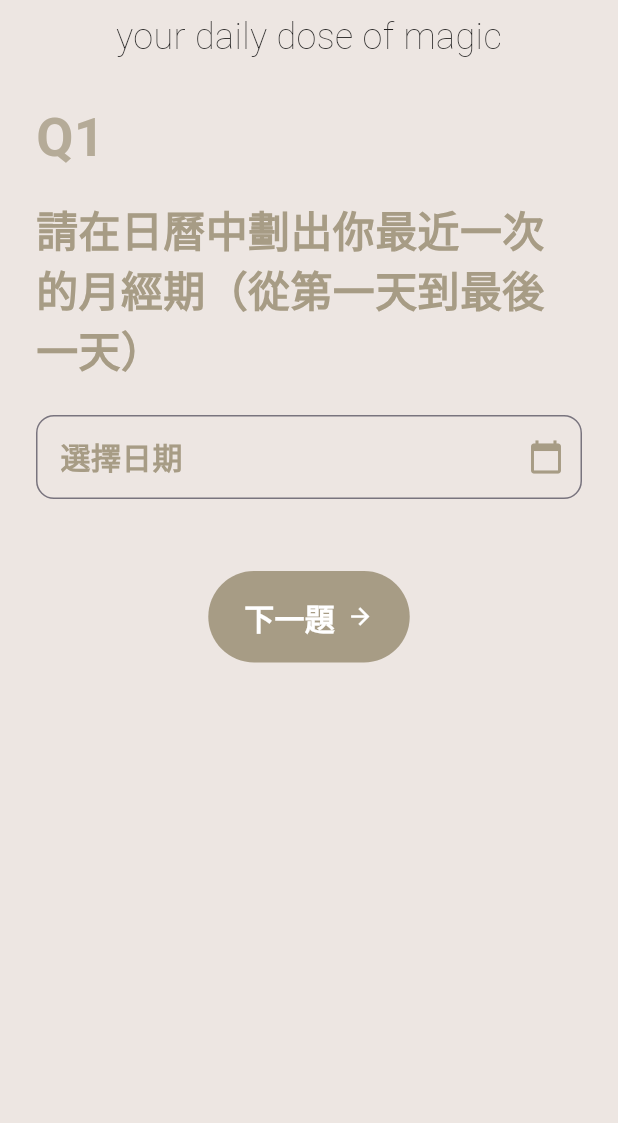
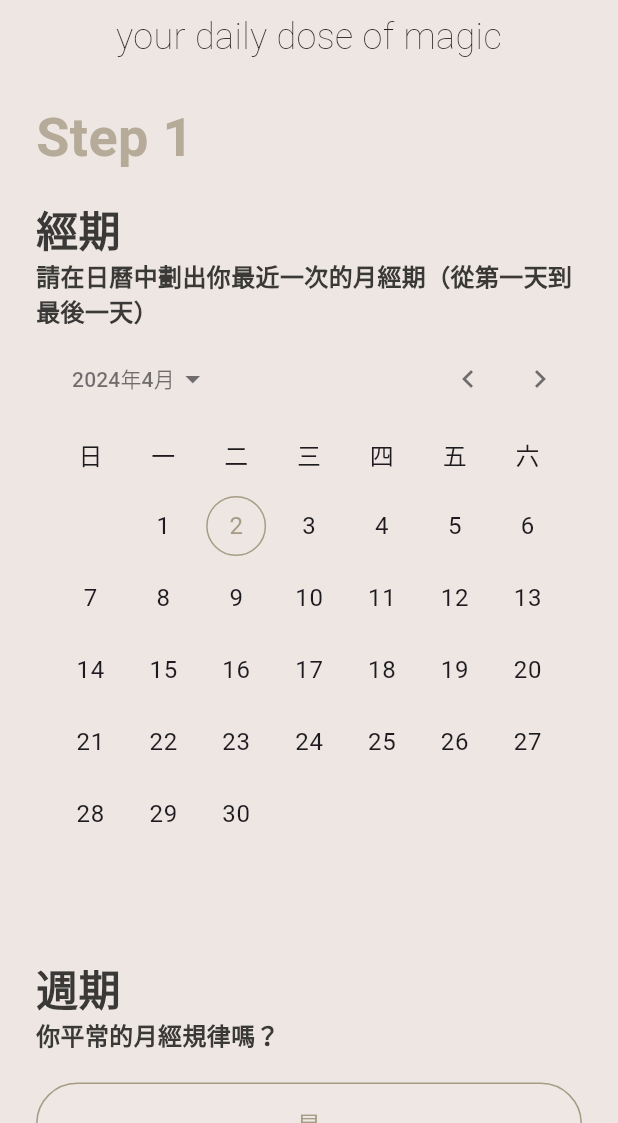
Before and after one commit to samuelchanx/lixi-app, a Flutter app: the QuestionnairePage screen opened by its route, on a phone screen of 412 x 824 dp, the part 113-1236 px from its top. Run offline on Flutter 3.47's test engine with Material 3 defaults, Android fonts, the phone set to English and light mode, and no system bars; our stand-ins replace animate_do, csv, dartx, flutter_hooks, freezed_annotation, gap and 4 more; accounts and stored records are empty.

Commit message:
feat: update the question flow to support multiple questions in one page

```diff
--- a/lib/database.dart
+++ b/lib/database.dart
@@ -64,7 +64,7 @@ const databaseV2Json = [
     "optionAdditionalStep": "",
     "isMultipleChoice": "",
     "group": 0,
-    "expectedAnsFormat": "options",
+    "expectedAnsFormat": "numberText",
     "isOptional": "",
     "logicReference":
         "正常,5-7 days\n月經過短,<5 days\n月經延長,8 days-13 days\n崩漏,>14 days",
--- a/lib/main.dart
+++ b/lib/main.dart
@@ -1,5 +1,6 @@
 import 'package:flutter/material.dart';
 import 'package:flutter_hooks/flutter_hooks.dart';
+import 'package:flutter_localizations/flutter_localizations.dart';
 import 'package:flutter_web_plugins/url_strategy.dart';
 import 'package:hooks_riverpod/hooks_riverpod.dart';
 import 'package:lixi/provider/shared_pref_provider.dart';
@@ -39,6 +40,10 @@ class MyHealthcareApp extends HookWidget {
     return MaterialApp(
       title: 'Healthcare Questionnaire',
       theme: appTheme,
+      localizationsDelegates: GlobalMaterialLocalizations.delegates,
+      supportedLocales: const [
+        Locale('zh', 'HK'),
+      ],
       routes: {
         '/': (context) => const LandingPage(),
         '/questionnaire': (context) => const QuestionnairePage(),
--- a/lib/models/question_model_controller.dart
+++ b/lib/models/question_model_controller.dart
@@ -23,12 +23,16 @@ class QuestionControllerV2 {
 
   List<QuestionModelV2> questions;
   Map<int, UserAnswer> userAnswers = {
-    0: UserAnswer(date: DateTime(2024, 3, 19)),
-    1: UserAnswer(date: DateTime(2024, 1, 19)),
+    0: UserAnswer(
+      dateRange: [
+        DateTime(2024, 3, 19),
+        DateTime(2024, 3, 23),
+      ],
+    ),
     // often
-    2: const UserAnswer(selectedOptionIndex: [0]),
-    // 最近一次月經來幾天？（經期）, short
-    3: const UserAnswer(selectedOptionIndex: [1]),
+    1: const UserAnswer(selectedOptionIndex: [0]),
+    // 最近一次月經來幾天？（經期）
+    2: const UserAnswer(text: '28'),
     // 經量：月經期最多的一天日用衛生巾（23cm）的使用量, too much
     4: const UserAnswer(selectedOptionIndex: [2]),
     // lightDark
@@ -71,7 +75,7 @@ class QuestionControllerV2 {
   }
 
   int saveAndGetNextQuestion(
-    int currentIndex,
+    int currentStep,
     Map<int, UserAnswer> latestAnswers,
   ) {
     userAnswers = {
@@ -88,15 +92,15 @@ class QuestionControllerV2 {
       diagnosedIssueSaveKey,
       jsonEncode(diagnosedIssue),
     );
-    log.info('Current index: $currentIndex, User answers: $latestAnswers');
-    if (currentIndex == questions.length - 1) {
+    log.info('Current index: $currentStep, User answers: $latestAnswers');
+    if (currentStep == questions.length - 1) {
       log.info('Ending questionnaire');
       return -1;
     }
-    final currentAnswer = userAnswers[currentIndex];
-    final nextQuestion = questions[currentIndex + 1];
+    final currentAnswer = userAnswers[currentStep];
+    final nextQuestion = questions[currentStep + 1];
     if (nextQuestion.isOptional) {
-      switch (currentIndex + 1) {
+      switch (currentStep + 1) {
         case 2:
           if (_diagnoseIsNormalPeriodStep1()) {
             return 3;
@@ -131,11 +135,11 @@ class QuestionControllerV2 {
     if (nextQuestion.optionAdditionalStep ==
         OptionAdditionalStep.filteringByLastAnsIndex) {
       // Process for additional answer
-      _processLastAnsFilterOptions(currentAnswer!, currentIndex + 1);
-      return currentIndex + 1;
+      _processLastAnsFilterOptions(currentAnswer!, currentStep + 1);
+      return currentStep + 1;
     }
 
-    return currentIndex + 1;
+    return currentStep + 1;
   }
 
   void _diagnoseForPainImprovement() {
--- a/lib/models/question_model_v2.dart
+++ b/lib/models/question_model_v2.dart
@@ -19,11 +19,7 @@ List<QuestionModelV2> parseDatabaseV2(List<Map<String, dynamic>> data) {
                 ? OptionAdditionalStep.filteringByLastAnsIndex
                 : null,
         isMultipleChoice: e['isMultipleChoice'] == 'TRUE',
-        expectedAnsFormat: e['expectedAnsFormat'] == 'bool'
-            ? AnswerFormat.bool
-            : e['expectedAnsFormat'] == 'date'
-                ? AnswerFormat.date
-                : AnswerFormat.options,
+        expectedAnsFormat: AnswerFormat.values.byName(e['expectedAnsFormat']),
         canSkipChoice: e['canSkipChoice'] == 'TRUE',
         isOptional: e['isOptional'] == 'TRUE',
         logicReference: e['logicReference'],
@@ -68,6 +64,7 @@ class UserAnswer with _$UserAnswer {
   const factory UserAnswer({
     @Default([]) List<int> selectedOptionIndex,
     DateTime? date,
+    List<DateTime>? dateRange,
     String? text,
   }) = _UserAnswer;
 
@@ -106,6 +103,7 @@ enum AnswerFormat {
   // Deprecated
   bool,
   date,
+  numberText,
   options,
 }
 
--- /dev/null
+++ b/lib/ui/features/questionnaire/one_question_widgets.dart
@@ -0,0 +1,146 @@
+import 'package:calendar_date_picker2/calendar_date_picker2.dart';
+import 'package:dartx/dartx.dart';
+import 'package:flutter/material.dart';
+import 'package:flutter/services.dart';
+import 'package:flutter_hooks/flutter_hooks.dart';
+import 'package:gap/gap.dart';
+import 'package:lixi/models/question_model_v2.dart';
+import 'package:lixi/ui/theme/colors.dart';
+import 'package:lixi/ui/theme/theme_data.dart';
+import 'package:lixi/utils/iterable_utils.dart';
+
+class OneQuestionWidgets extends StatelessWidget {
+  const OneQuestionWidgets({
+    super.key,
+    required this.question,
+    required this.dateRange,
+    required this.textController,
+    required this.selectedOptionIndexNotifier,
+    required this.onChanged,
+    required this.questionIndex,
+  });
+
+  final int questionIndex;
+  final ValueNotifier<List<DateTime?>> dateRange;
+  final Function() onChanged;
+  final QuestionModelV2 question;
+  final ValueNotifier<Map<int, List<int>>> selectedOptionIndexNotifier;
+  final TextEditingController textController;
+
+  @override
+  Widget build(BuildContext context) {
+    if (question.expectedAnsFormat == AnswerFormat.date) {
+      return CalendarDatePicker2(
+        config: CalendarDatePicker2Config(
+          calendarType: CalendarDatePicker2Type.range,
+        ),
+        value: dateRange.value,
+        onValueChanged: (dates) {
+          dateRange.value = dates;
+          onChanged();
+        },
+      );
+    }
+    if (question.expectedAnsFormat == AnswerFormat.numberText) {
+      return TextFormField(
+        controller: textController,
+        onChanged: (text) {
+          onChanged();
+        },
+        decoration: const InputDecoration(
+          labelText: '請輸入數字',
+        ),
+        inputFormatters: [
+          FilteringTextInputFormatter.allow(
+            RegExp(r'^[1-9][0-9]*'),
+          ),
+        ],
+        keyboardType: TextInputType.number,
+      );
+    }
+    if (question.expectedAnsFormat == AnswerFormat.options) {
+      final options = question.options;
+      return HookBuilder(
+        builder: (context) {
+          final optionsAnsMap = useValueListenable(selectedOptionIndexNotifier);
+          return ListView(
+            shrinkWrap: true,
+            physics: const NeverScrollableScrollPhysics(),
+            children: options.mapIndexed(
+              (index, option) {
+                final selected =
+                    optionsAnsMap[questionIndex]?.contains(index) ?? false;
+                Color? color;
+                String? transformedText;
+                if (question.optionAdditionalStep ==
+                    OptionAdditionalStep.colorParser) {
+                  color = colorfromDex(
+                    'FF${option.split('(').last.split(')').first.replaceAll('#', '')}',
+                  );
+                  transformedText = option.split('(').first;
+                }
+                return Padding(
+                  padding: const EdgeInsets.symmetric(
+                    vertical: 12.0,
+                  ),
+                  child: ElevatedButton(
+                    onPressed: () {
+                      selectedOptionIndexNotifier.value = {
+                        ...optionsAnsMap,
+                        questionIndex: <int>[
+                          if (question.isMultipleChoice)
+                            ...optionsAnsMap[questionIndex] ?? [],
+                        ].toggle(index),
+                      };
+                      onChanged();
+                    },
+                    style: ElevatedButton.styleFrom(
+                      backgroundColor:
+                          selected ? highlightColor : Colors.transparent,
+                      padding: const EdgeInsets.symmetric(
+                        horizontal: 12.0,
+                        vertical: 8,
+                      ),
+                      shadowColor: Colors.transparent,
+                      side: BorderSide(
+                        color: highlightColor,
+                        width: 1,
+                      ),
+                      shape: const StadiumBorder(),
+                      surfaceTintColor: Colors.white,
+                    ),
+                    child: Padding(
+                      padding: const EdgeInsets.all(8.0),
+                      child: Row(
+                        mainAxisAlignment: MainAxisAlignment.center,
+                        children: [
+                          Text(
+                            transformedText ?? option,
+                            style: TextStyle(
+                              fontSize: 16,
+                              color: selected ? Colors.white : highlightColor,
+                            ),
+                          ),
+                          if (color != null) ...[
+                            const Gap(16),
+                            Container(
+                              color: color,
+                              width: 24,
+                              height: 12,
+                            ),
+                          ],
+                        ],
+                      ),
+                    ),
+                  ),
+                );
+              },
+            ).toList(),
+          );
+        },
+      );
+    }
+
+    return const Text('Unknown format');
+  }
+}
--- a/lib/ui/features/questionnaire/questionnaire_page.dart
+++ b/lib/ui/features/questionnaire/questionnaire_page.dart
@@ -7,13 +7,12 @@ import 'package:hooks_riverpod/hooks_riverpod.dart';
 import 'package:lixi/models/question_model_controller.dart';
 import 'package:lixi/models/question_model_v2.dart';
 import 'package:lixi/provider/question_provider.dart';
+import 'package:lixi/ui/features/questionnaire/one_question_widgets.dart';
 import 'package:lixi/ui/theme/colors.dart';
 import 'package:lixi/ui/theme/styles.dart';
-import 'package:lixi/ui/theme/theme_data.dart';
 import 'package:lixi/ui/widgets/lixi_logo.dart';
 import 'package:lixi/ui/widgets/lixi_slogan.dart';
-import 'package:lixi/utils/date_formatter.dart';
-import 'package:lixi/utils/iterable_utils.dart';
+import 'package:lixi/utils/logger.dart';
 
 class QuestionnairePage extends HookConsumerWidget {
   const QuestionnairePage({super.key});
@@ -54,17 +53,19 @@ class Questionnaire extends HookConsumerWidget {
   @override
   Widget build(BuildContext context, WidgetRef ref) {
     final currentPage = useState(0);
-    final currentQuestionIndex = useState(0);
+    final currentStep = useState(0);
     final isDebugMode = useState(kDebugMode);
 
     // question index: answer index (1 for yes, 0 for no for yes/no question options)
     final answers = useState<Map<int, UserAnswer>>({});
-    final selectedOptionIndexNotifier = useState<List<int>>([]);
+    final selectedOptionIndexNotifier = useState<Map<int, List<int>>>({});
 
-    final dateTextController = useTextEditingController();
+    final textController = useTextEditingController();
     final controller = useMemoized(
       () => QuestionControllerV2(questions: questions, ref: ref),
     );
+
+    final dateRange = useState<List<DateTime?>>([]);
 
     // useEffect(() {
     //   controller.diagnose();
@@ -79,65 +80,65 @@ class Questionnaire extends HookConsumerWidget {
     //   return null;
     // });
 
-    final currentQuesIndex = currentQuestionIndex.value;
-    final question = questions[currentQuesIndex];
-    final options = question.options;
+    final currentStepValue = currentStep.value;
+    final currentQuestions = questions
+        .where((element) => element.group == currentStepValue)
+        .toList();
+    // final question = currentQuestions.first;
 
     bool isValidated() {
+      return currentQuestions.every((question) {
+        final userAnswer = answers.value[questions.indexOf(question)];
         switch (question.expectedAnsFormat) {
           case AnswerFormat.bool:
             return true;
           case AnswerFormat.date:
-          return dateTextController.text.isNotEmpty;
+            return userAnswer?.dateRange?.length == 2;
+          case AnswerFormat.numberText:
+            return textController.text.isNotEmpty &&
+                int.tryParse(textController.text) != null;
           case AnswerFormat.options:
-          return selectedOptionIndexNotifier.value.isNotEmpty ||
+            return (userAnswer?.selectedOptionIndex.isNotEmpty ?? false) ||
                 question.canSkipChoice;
         }
+      });
     }
 
     void resetPage() {
       currentPage.value++;
-      dateTextController.text = '';
-      selectedOptionIndexNotifier.value = [];
+      textController.text = '';
+      dateRange.value = [];
     }
 
-    void nextQuestion(List<int> answerIndex, [int? forceNextQuestionIndex]) {
+    void nextQuestion([int? forceNextQuestionIndex]) {
       if (!isValidated() && forceNextQuestionIndex == null) {
         ScaffoldMessenger.of(context).showSnackBar(
           const SnackBar(
-            content: Text('Please answer the question'),
+            content: Text('請回答完所有問題再繼續'),
           ),
         );
         return;
       }
-      answers.value[currentQuestionIndex.value] = UserAnswer(
-        selectedOptionIndex: answerIndex,
-        date: dateTextController.text.isNotEmpty
-            ? dateTextController.text.toDateTime()
-            : null,
-      );
       if (forceNextQuestionIndex != null) {
         if (forceNextQuestionIndex == -1) {
           goToResult(context);
         } else {
-          currentQuestionIndex.value = forceNextQuestionIndex;
+          currentStep.value = forceNextQuestionIndex;
           resetPage();
         }
         return;
       }
       final nextQuestionIndex = controller.saveAndGetNextQuestion(
-        currentQuestionIndex.value,
+        currentStep.value,
         answers.value,
       );
       if (nextQuestionIndex == -1) {
         goToResult(context);
         return;
       }
-      currentQuestionIndex.value = nextQuestionIndex;
+      currentStep.value = nextQuestionIndex;
       resetPage();
     }
-
-    final questionNumberInList = questions.indexOf(question);
 
     return SingleChildScrollView(
       physics: const BouncingScrollPhysics(),
@@ -158,7 +159,7 @@ class Questionnaire extends HookConsumerWidget {
             Align(
               alignment: Alignment.topLeft,
               child: Text(
-                'Q${currentPage.value + 1}',
+                'Step ${currentPage.value + 1}',
                 style: TextStyle(
                   fontSize: 36.0,
                   fontWeight: FontWeight.bold,
@@ -167,143 +168,68 @@ class Questionnaire extends HookConsumerWidget {
               ),
             ),
             const Gap(16),
+            Column(
+              children: [
+                ...currentQuestions.map(
+                  (question) {
+                    final questionIndexInList = questions.indexOf(question);
+                    return [
+                      if (question.title != null)
+                        Align(
+                          alignment: Alignment.topLeft,
+                          child: Text(
+                            question.title!,
+                            style: TextStyle(
+                              fontSize: 28.0,
+                              fontWeight: FontWeight.w600,
+                              color: normalColor,
+                            ),
+                          ),
+                        ),
                       Align(
                         alignment: Alignment.topLeft,
                         child: Text(
                           question.questionText,
                           style: TextStyle(
-                  fontSize: 28.0,
+                            fontSize: 16,
                             fontWeight: FontWeight.w600,
-                  color: highlightColor,
+                            color: normalColor,
                           ),
                         ),
                       ),
-            const Gap(24),
-            if (question.expectedAnsFormat == AnswerFormat.date) ...[
-              TextFormField(
-                decoration: InputDecoration(
-                  labelText: '選擇日期',
-                  labelStyle: TextStyle(
-                    color: highlightColor,
-                    fontSize: 20,
-                    fontWeight: FontWeight.bold,
-                  ),
-                  suffixIcon: Icon(
-                    Icons.calendar_today,
-                    color: highlightColor,
-                  ),
-                  border: OutlineInputBorder(
-                    borderSide: BorderSide(
-                      color: highlightColor,
-                      width: 2,
-                    ),
-                    borderRadius: BorderRadius.circular(12),
-                  ),
-                ),
-                controller: dateTextController,
-                readOnly: true,
-                onTap: () async {
-                  final now = DateTime.now();
-                  final results = await showDatePicker(
-                    context: context,
-                    initialDate: now,
-                    firstDate: now.subtract(const Duration(days: 365 * 20)),
-                    lastDate: DateTime.now(),
+                      const Gap(8),
+                      OneQuestionWidgets(
+                        question: question,
+                        dateRange: dateRange,
+                        textController: textController,
+                        questionIndex: questionIndexInList,
+                        selectedOptionIndexNotifier:
+                            selectedOptionIndexNotifier,
+                        onChanged: () {
+                          answers.value[questionIndexInList] = UserAnswer(
+                            selectedOptionIndex: selectedOptionIndexNotifier
+                                    .value[questionIndexInList] ??
+                                [],
+                            dateRange: dateRange.value.whereNotNull().toList(),
+                            text: textController.text,
                           );
-                  if (results == null) return;
-                  dateTextController.text = results.yearMonthDay;
+                          log.info(
+                            'onChanged called: $questionIndexInList ${answers.value[questionIndexInList]?.toJson()}',
+                          );
                         },
                       ),
                       const Gap(24),
+                    ];
+                  },
+                ).flatten(),
               ],
-            if (question.expectedAnsFormat == AnswerFormat.options)
-              HookBuilder(
-                builder: (context) {
-                  final selectedIndex =
-                      useValueListenable(selectedOptionIndexNotifier);
-                  return ListView(
-                    shrinkWrap: true,
-                    physics: const NeverScrollableScrollPhysics(),
-                    children: options.mapIndexed(
-                      (index, option) {
-                        final selected = selectedIndex.contains(index);
-                        Color? color;
-                        String? transformedText;
-                        if (question.optionAdditionalStep ==
-                            OptionAdditionalStep.colorParser) {
-                          color = colorfromDex(
-                            'FF${option.split('(').last.split(')').first.replaceAll('#', '')}',
-                          );
-                          transformedText = option.split('(').first;
-                        }
-                        return Padding(
-                          padding: const EdgeInsets.symmetric(vertical: 12.0),
-                          child: ElevatedButton(
-                            onPressed: () {
-                              if (question.isMultipleChoice) {
-                                selectedOptionIndexNotifier.value =
-                                    selectedOptionIndexNotifier.value
-                                        .toggle(index);
-                              } else {
-                                selectedOptionIndexNotifier.value = [
-                                  index,
-                                ];
-                              }
-                            },
-                            style: ElevatedButton.styleFrom(
-                              backgroundColor: selected
-                                  ? highlightColor
-                                  : Colors.transparent,
-                              padding: const EdgeInsets.symmetric(
-                                horizontal: 12.0,
-                                vertical: 8,
-                              ),
-                              shadowColor: Colors.transparent,
-                              side: BorderSide(
-                                color: highlightColor,
-                                width: 1,
-                              ),
-                              shape: const StadiumBorder(),
-                              surfaceTintColor: Colors.white,
-                            ),
-                            child: Padding(
-                              padding: const EdgeInsets.all(8.0),
-                              child: Row(
-                                mainAxisAlignment: MainAxisAlignment.center,
-                                children: [
-                                  Text(
-                                    transformedText ?? option,
-                                    style: TextStyle(
-                                      fontSize: 16,
-                                      color: selected
-                                          ? Colors.white
-                                          : highlightColor,
-                                    ),
-                                  ),
-                                  if (color != null) ...[
-                                    const Gap(16),
-                                    Container(
-                                      color: color,
-                                      width: 24,
-                                      height: 12,
-                                    ),
-                                  ],
-                                ],
-                              ),
-                            ),
-                          ),
-                        );
-                      },
-                    ).toList(),
-                  );
-                },
             ),
             const Gap(24),
             HookBuilder(
               builder: (context) {
                 return ElevatedButton.icon(
                   onPressed: () {
-                    nextQuestion(selectedOptionIndexNotifier.value);
+                    nextQuestion();
                   },
                   style: elevatedButtonStyle,
                   label: const Icon(
@@ -323,9 +249,9 @@ class Questionnaire extends HookConsumerWidget {
             ),
             if (isDebugMode.value) ...[
               const Gap(24),
-              Text(
-                '// ${question.reference} ($questionNumberInList)',
-              ),
+              // Text(
+              //   '// ${question.reference} ($questionNumberInList)',
+              // ),
               SizedBox(
                 height: 36,
                 child: ListView(
@@ -336,7 +262,7 @@ class Questionnaire extends HookConsumerWidget {
                       return TextButton(
                         child: Text(index.toString()),
                         onPressed: () {
-                          nextQuestion([], index);
+                          nextQuestion(index);
                         },
                       );
                     },
@@ -346,7 +272,7 @@ class Questionnaire extends HookConsumerWidget {
               const Gap(24),
               ElevatedButton(
                 onPressed: () {
-                  nextQuestion([], controller.getNextUnansweredForDebugging());
+                  nextQuestion(controller.getNextUnansweredForDebugging());
                 },
                 child: const Text('Go to next'),
               ),
```
Also changed, not shown: pubspec.yaml (+5 -4 lines), lib/models/question_model_v2.freezed.dart, lib/models/question_model_v2.g.dart, pubspec.lock. Lines whose indentation alone changed are shown as unchanged.
